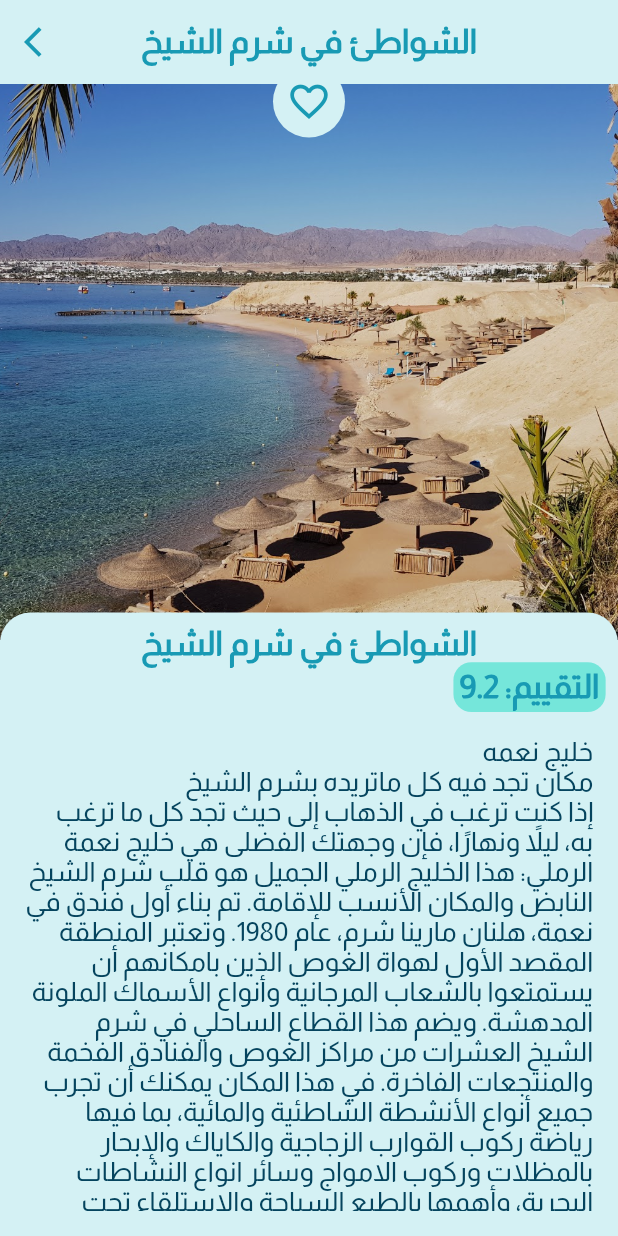
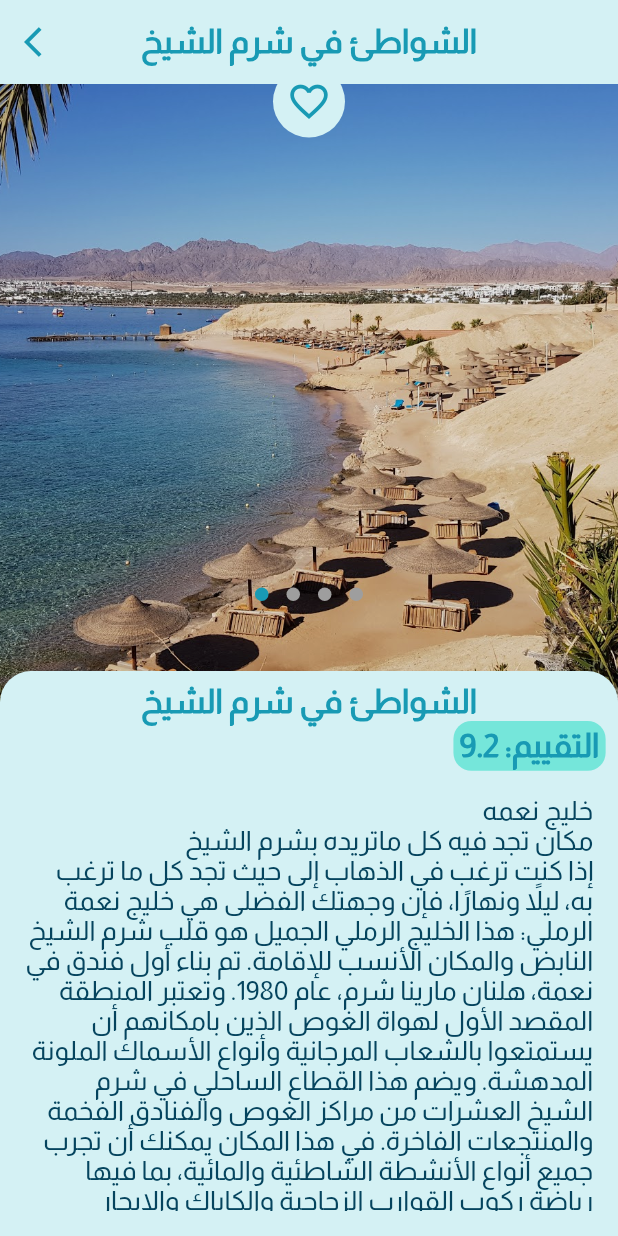
Before and after one commit to Wegdan9/e_city, a Flutter app: the TripDetailsScreen screen opened directly with empty values, on a phone screen of 412 x 824 dp. Run offline on Flutter 3.47's test engine with Material 2 defaults, Android fonts, the phone set to English and light mode, and no system bars; drawn by our look-alikes of carousel_slider, dots_indicator; our stand-ins replace animated_splash_screen, flutter_animate, lottie, page_transition, video_player.

Commit message:
Wegdan_Repo8
1- Adding Dots Indicator in details.

```diff
--- a/lib/splash_screen/splash_screen.dart
+++ b/lib/splash_screen/splash_screen.dart
@@ -32,7 +32,7 @@ class SplashScreen extends StatelessWidget {
                   image: DecorationImage(image: AssetImage('assets/images/smart-city.png'),),
               ),
             ),
-            Text('المدينة الالكترونية', style: Theme.of(context).textTheme.bodyLarge,)
+            Text('المدينة الإلكترونية', style: Theme.of(context).textTheme.bodyLarge,)
           ],
         ),
 
--- a/lib/view/home_screen/widgets/drawer_widget.dart
+++ b/lib/view/home_screen/widgets/drawer_widget.dart
@@ -27,11 +27,13 @@ class DrawerWidget extends StatelessWidget {
           child: Column(
             children: [
               SizedBox( height: services.getServices[index].serviceIcon == null ? height * 0.05 : height * 0.03,),
-
               Row(
                 mainAxisAlignment: MainAxisAlignment.end,
                 children: [
-                  Text(services.getServices[index].serviceName!, style: Theme.of(context).textTheme.bodyLarge,),
+                  Text(services.getServices[index].serviceName!, style:
+              services.getServices[index].serviceIcon == null
+                  ? Theme.of(context).textTheme.bodyLarge
+                  : Theme.of(context).textTheme.bodyMedium,),
                   SizedBox(width: width * 0.01,),
                   Icon(services.getServices[index].serviceIcon, color: color1,),
                 ],
--- a/lib/view/trips/trip_details_screen.dart
+++ b/lib/view/trips/trip_details_screen.dart
@@ -1,16 +1,26 @@
 import 'package:carousel_slider/carousel_slider.dart';
+import 'package:dots_indicator/dots_indicator.dart';
 import 'package:e_city/controller/trips_controller.dart';
 import 'package:flutter/material.dart';
+import 'package:lottie/lottie.dart';
 import 'package:provider/provider.dart';
 
 import '../../constants/colors.dart';
 import '../../constants/size.dart';
 
-class TripDetailsScreen extends StatelessWidget {
+class TripDetailsScreen extends StatefulWidget {
 
    static final String TRIP_DETAILS_SCREEN_ROUTE = '/tripDetailsScreenRoute';
 
    TripDetailsScreen({Key? key}) : super(key: key);
+
+  @override
+  State<TripDetailsScreen> createState() => _TripDetailsScreenState();
+}
+
+class _TripDetailsScreenState extends State<TripDetailsScreen> {
+
+  int currentIndex = 0;
 
   @override
   Widget build(BuildContext context) {
@@ -19,7 +29,7 @@ class TripDetailsScreen extends StatelessWidget {
     double height = SizeConfiguration.screenHeight!;
     final tripIndex = ModalRoute.of(context)!.settings.arguments as int;
     final tripDetails = Provider.of<TripsController>(context, listen: false).findTripById(tripIndex);
-    final imageHeight = height * 0.45;
+    final imageHeight = height * 0.5;
 
     return Scaffold(
       appBar: AppBar(
@@ -53,7 +63,8 @@ class TripDetailsScreen extends StatelessWidget {
                     disableCenter: true,
                     // enlargeFactor: 0.5,
                     enlargeCenterPage: true,
-                    autoPlayCurve: Curves.ease
+                    autoPlayCurve: Curves.ease,
+                    onPageChanged: (index, reason) => setState((){currentIndex = index;}),
                 ),
                 itemBuilder: (BuildContext context, int index, int realIndex) {
                   return  ColorFiltered(
@@ -80,6 +91,17 @@ class TripDetailsScreen extends StatelessWidget {
               ),
             ),
           ),
+          Positioned(
+            top: imageHeight * 0.8,
+            left: 0,
+            right: 0,
+              child: DotsIndicator(
+                dotsCount: tripDetails.tripImagePath.length,
+                position: currentIndex,
+                decorator: DotsDecorator(
+                  activeColor: color2,
+                ),
+              )),
           Positioned(
             top: imageHeight * 0.95,
             left: 0,
--- a/pubspec.yaml
+++ b/pubspec.yaml
@@ -45,6 +45,8 @@ dependencies:
   video_player: ^2.7.0
   flutter_launcher_icons: ^0.12.0
   dots_indicator: ^3.0.0
+  lottie: ^2.3.2
+
 
 
 dev_dependencies:
@@ -76,6 +78,7 @@ flutter:
   assets:
     - assets/images/
     - assets/video/
+    - assets/lottie/
   #   - images/a_dot_ham.jpeg
 
   # An image asset can refer to one or more resolution-specific "variants", see
```
Also changed, not shown: assets/lottie/love.json (added, +1 -0 lines), lib/view/landmarks/landmark_details_screen.dart (+26 -14 lines), pubspec.lock.
